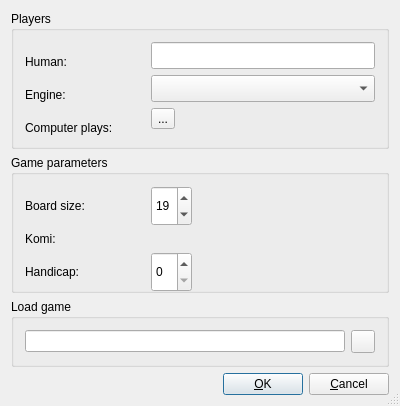
This is src/newaigamedlg_gui.ui in wa1tnr/q5go-tnr-exp as Qt 5 draws it before an edit. The edited form follows.
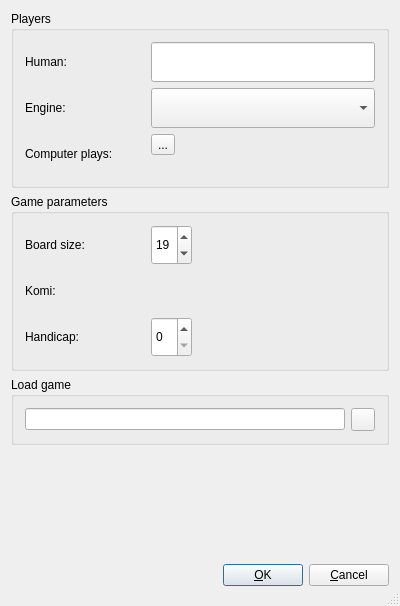
This is the edited form. Icons and pictures are not drawn. Custom widgets are drawn as their Qt base class.

Commit message:
On branch q5go-0.3-tnr-ab
This edit worked great to generally expand vertically,
by searching on 'height' tags and increasing their
values.

The Computer Game UI is now fairly useful.

	modified:   newaigamedlg_gui.ui

Patch:
```diff
--- a/src/newaigamedlg_gui.ui
+++ b/src/newaigamedlg_gui.ui
@@ -10,7 +10,7 @@
     <x>0</x>
     <y>0</y>
     <width>400</width>
-    <height>406</height>
+    <height>606</height>
    </rect>
   </property>
   <property name="sizePolicy">
@@ -22,7 +22,7 @@
   <property name="minimumSize">
    <size>
     <width>400</width>
-    <height>375</height>
+    <height>575</height>
    </size>
   </property>
   <property name="windowTitle">
@@ -78,8 +78,8 @@
      </property>
      <property name="sizeHint" stdset="0">
       <size>
-       <width>20</width>
-       <height>20</height>
+       <width>40</width>
+       <height>40</height>
       </size>
      </property>
     </spacer>
@@ -112,7 +112,7 @@
        <property name="sizeHint" stdset="0">
         <size>
          <width>224</width>
-         <height>20</height>
+         <height>40</height>
         </size>
        </property>
       </spacer>
@@ -336,7 +336,7 @@
         <property name="sizeHint" stdset="0">
          <size>
           <width>40</width>
-          <height>20</height>
+          <height>40</height>
          </size>
         </property>
        </spacer>
```
